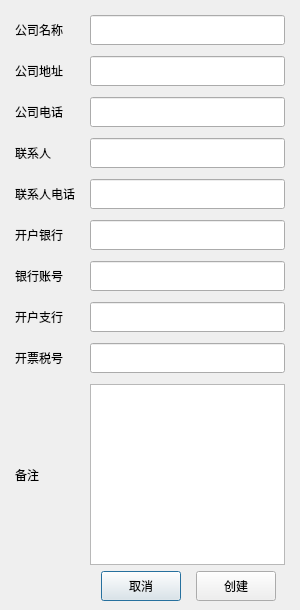
Qt form Qt/ERP/dialognewsupplier.ui (superp2017/NTERP) before a commit.
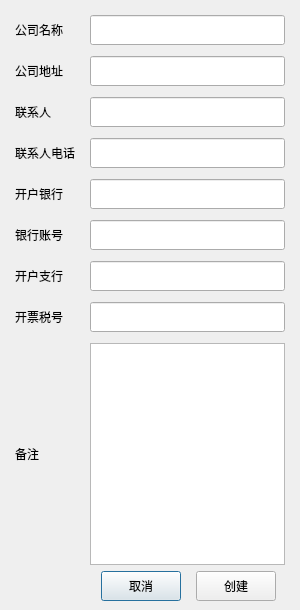
The same form after that commit.

```diff
--- a/Qt/ERP/dialognewsupplier.ui
+++ b/Qt/ERP/dialognewsupplier.ui
@@ -46,8 +46,8 @@
      <property name="verticalSpacing">
       <number>11</number>
      </property>
-     <item row="0" column="1">
-      <widget class="QLineEdit" name="lineEdit_customName">
+     <item row="6" column="1">
+      <widget class="QLineEdit" name="lineEdit_bank_banch">
        <property name="minimumSize">
         <size>
          <width>0</width>
@@ -56,18 +56,25 @@
        </property>
       </widget>
      </item>
-     <item row="1" column="0">
-      <widget class="QLabel" name="label_15">
+     <item row="8" column="1">
+      <widget class="QTextEdit" name="textEdit_note">
+       <property name="minimumSize">
+        <size>
+         <width>0</width>
+         <height>100</height>
+        </size>
+       </property>
+      </widget>
+     </item>
+     <item row="7" column="0">
+      <widget class="QLabel" name="label_22">
        <property name="text">
-        <string>公司地址</string>
-       </property>
-       <property name="alignment">
-        <set>Qt::AlignLeading|Qt::AlignLeft|Qt::AlignVCenter</set>
+        <string>开票税号</string>
        </property>
       </widget>
      </item>
-     <item row="1" column="1">
-      <widget class="QLineEdit" name="lineEdit_addr">
+     <item row="7" column="1">
+      <widget class="QLineEdit" name="lineEdit_cert_num">
        <property name="minimumSize">
         <size>
          <width>0</width>
@@ -77,7 +84,7 @@
       </widget>
      </item>
      <item row="2" column="1">
-      <widget class="QLineEdit" name="lineEdit_tel">
+      <widget class="QLineEdit" name="lineEdit_contact">
        <property name="minimumSize">
         <size>
          <width>0</width>
@@ -86,28 +93,8 @@
        </property>
       </widget>
      </item>
-     <item row="0" column="0">
-      <widget class="QLabel" name="label_13">
-       <property name="text">
-        <string>公司名称</string>
-       </property>
-       <property name="alignment">
-        <set>Qt::AlignLeading|Qt::AlignLeft|Qt::AlignVCenter</set>
-       </property>
-      </widget>
-     </item>
-     <item row="4" column="0">
-      <widget class="QLabel" name="label_18">
-       <property name="text">
-        <string>联系人电话</string>
-       </property>
-       <property name="alignment">
-        <set>Qt::AlignLeading|Qt::AlignLeft|Qt::AlignVCenter</set>
-       </property>
-      </widget>
-     </item>
      <item row="4" column="1">
-      <widget class="QLineEdit" name="lineEdit_contact_cell">
+      <widget class="QLineEdit" name="lineEdit_bank">
        <property name="minimumSize">
         <size>
          <width>0</width>
@@ -116,7 +103,27 @@
        </property>
       </widget>
      </item>
-     <item row="5" column="0">
+     <item row="8" column="0">
+      <widget class="QLabel" name="label_24">
+       <property name="text">
+        <string>备注</string>
+       </property>
+       <property name="alignment">
+        <set>Qt::AlignLeading|Qt::AlignLeft|Qt::AlignVCenter</set>
+       </property>
+      </widget>
+     </item>
+     <item row="6" column="0">
+      <widget class="QLabel" name="label_21">
+       <property name="text">
+        <string>开户支行</string>
+       </property>
+       <property name="alignment">
+        <set>Qt::AlignLeading|Qt::AlignLeft|Qt::AlignVCenter</set>
+       </property>
+      </widget>
+     </item>
+     <item row="4" column="0">
       <widget class="QLabel" name="label_19">
        <property name="text">
         <string>开户银行</string>
@@ -126,27 +133,7 @@
        </property>
       </widget>
      </item>
-     <item row="2" column="0">
-      <widget class="QLabel" name="label_16">
-       <property name="text">
-        <string>公司电话</string>
-       </property>
-       <property name="alignment">
-        <set>Qt::AlignLeading|Qt::AlignLeft|Qt::AlignVCenter</set>
-       </property>
-      </widget>
-     </item>
-     <item row="3" column="0">
-      <widget class="QLabel" name="label_17">
-       <property name="text">
-        <string>联系人</string>
-       </property>
-       <property name="alignment">
-        <set>Qt::AlignLeading|Qt::AlignLeft|Qt::AlignVCenter</set>
-       </property>
-      </widget>
-     </item>
-     <item row="6" column="1">
+     <item row="5" column="1">
       <widget class="QLineEdit" name="lineEdit_bank_number">
        <property name="minimumSize">
         <size>
@@ -159,47 +146,7 @@
        </property>
       </widget>
      </item>
-     <item row="7" column="0">
-      <widget class="QLabel" name="label_21">
-       <property name="text">
-        <string>开户支行</string>
-       </property>
-       <property name="alignment">
-        <set>Qt::AlignLeading|Qt::AlignLeft|Qt::AlignVCenter</set>
-       </property>
-      </widget>
-     </item>
-     <item row="7" column="1">
-      <widget class="QLineEdit" name="lineEdit_bank_banch">
-       <property name="minimumSize">
-        <size>
-         <width>0</width>
-         <height>30</height>
-        </size>
-       </property>
-      </widget>
-     </item>
-     <item row="5" column="1">
-      <widget class="QLineEdit" name="lineEdit_bank">
-       <property name="minimumSize">
-        <size>
-         <width>0</width>
-         <height>30</height>
-        </size>
-       </property>
-      </widget>
-     </item>
-     <item row="3" column="1">
-      <widget class="QLineEdit" name="lineEdit_contact">
-       <property name="minimumSize">
-        <size>
-         <width>0</width>
-         <height>30</height>
-        </size>
-       </property>
-      </widget>
-     </item>
-     <item row="6" column="0">
+     <item row="5" column="0">
       <widget class="QLabel" name="label_20">
        <property name="text">
         <string>银行账号</string>
@@ -209,8 +156,18 @@
        </property>
       </widget>
      </item>
-     <item row="8" column="1">
-      <widget class="QLineEdit" name="lineEdit_cert_num">
+     <item row="2" column="0">
+      <widget class="QLabel" name="label_17">
+       <property name="text">
+        <string>联系人</string>
+       </property>
+       <property name="alignment">
+        <set>Qt::AlignLeading|Qt::AlignLeft|Qt::AlignVCenter</set>
+       </property>
+      </widget>
+     </item>
+     <item row="3" column="1">
+      <widget class="QLineEdit" name="lineEdit_contact_cell">
        <property name="minimumSize">
         <size>
          <width>0</width>
@@ -219,27 +176,47 @@
        </property>
       </widget>
      </item>
-     <item row="8" column="0">
-      <widget class="QLabel" name="label_22">
+     <item row="1" column="1">
+      <widget class="QLineEdit" name="lineEdit_addr">
+       <property name="minimumSize">
+        <size>
+         <width>0</width>
+         <height>30</height>
+        </size>
+       </property>
+      </widget>
+     </item>
+     <item row="1" column="0">
+      <widget class="QLabel" name="label_15">
        <property name="text">
-        <string>开票税号</string>
+        <string>公司地址</string>
        </property>
       </widget>
      </item>
-     <item row="9" column="1">
-      <widget class="QTextEdit" name="textEdit_note">
+     <item row="3" column="0">
+      <widget class="QLabel" name="label_18">
+       <property name="text">
+        <string>联系人电话</string>
+       </property>
+       <property name="alignment">
+        <set>Qt::AlignLeading|Qt::AlignLeft|Qt::AlignVCenter</set>
+       </property>
+      </widget>
+     </item>
+     <item row="0" column="1">
+      <widget class="QLineEdit" name="lineEdit_customName">
        <property name="minimumSize">
         <size>
          <width>0</width>
-         <height>100</height>
+         <height>30</height>
         </size>
        </property>
       </widget>
      </item>
-     <item row="9" column="0">
-      <widget class="QLabel" name="label_24">
+     <item row="0" column="0">
+      <widget class="QLabel" name="label_13">
        <property name="text">
-        <string>备注</string>
+        <string>公司名称</string>
        </property>
        <property name="alignment">
         <set>Qt::AlignLeading|Qt::AlignLeft|Qt::AlignVCenter</set>
```
Left out of the diff: 3 changed lines with no effect on the pictures.
